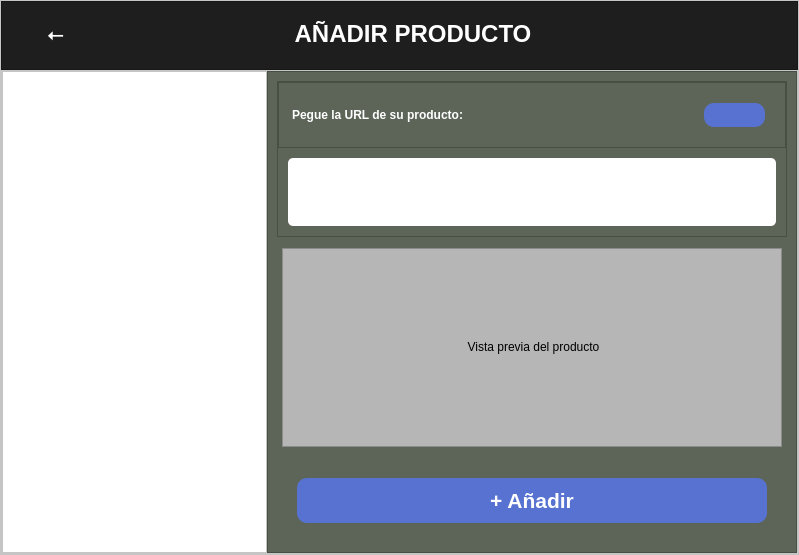
Old version of the form Interfaz/gui/URL.ui in the repository 50DayEmpire/Tracking_Precios.
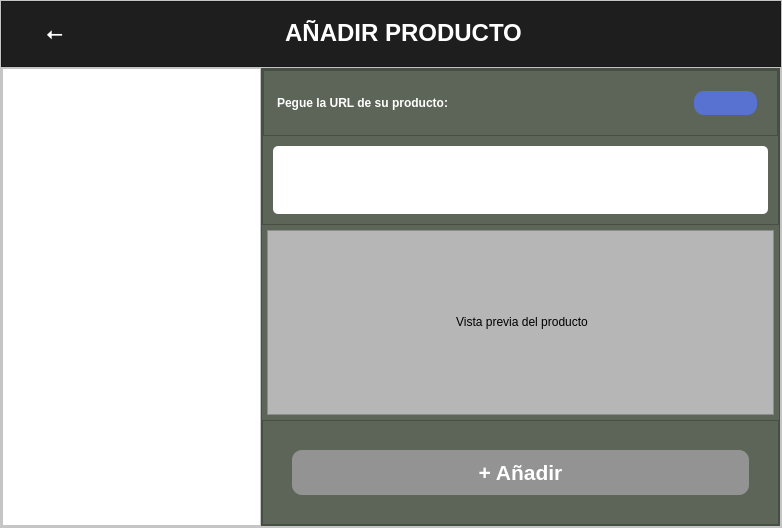
New version of the form. Icons and pictures are not drawn.

Commit message: URL y ag imag

What changed in the file:
```diff
--- a/Interfaz/gui/URL.ui
+++ b/Interfaz/gui/URL.ui
@@ -6,8 +6,8 @@
    <rect>
     <x>0</x>
     <y>0</y>
-    <width>799</width>
-    <height>555</height>
+    <width>782</width>
+    <height>528</height>
    </rect>
   </property>
   <property name="windowTitle">
@@ -89,7 +89,7 @@
             </property>
             <property name="font">
              <font>
-              <pointsize>1</pointsize>
+              <pointsize>-1</pointsize>
               <bold>true</bold>
              </font>
             </property>
@@ -192,7 +192,22 @@
             <property name="frameShadow">
              <enum>QFrame::Raised</enum>
             </property>
-            <layout class="QVBoxLayout" name="verticalLayout" stretch="2,6,0">
+            <layout class="QVBoxLayout" name="verticalLayout_4" stretch="2,7,0">
+             <property name="spacing">
+              <number>0</number>
+             </property>
+             <property name="leftMargin">
+              <number>0</number>
+             </property>
+             <property name="topMargin">
+              <number>0</number>
+             </property>
+             <property name="rightMargin">
+              <number>0</number>
+             </property>
+             <property name="bottomMargin">
+              <number>0</number>
+             </property>
              <item>
               <widget class="QFrame" name="frame_6">
                <property name="frameShape">
@@ -201,7 +216,7 @@
                <property name="frameShadow">
                 <enum>QFrame::Raised</enum>
                </property>
-               <layout class="QVBoxLayout" name="verticalLayout_3" stretch="0,2">
+               <layout class="QVBoxLayout" name="verticalLayout_3" stretch="0,0">
                 <property name="spacing">
                  <number>0</number>
                 </property>
@@ -328,10 +343,16 @@
               </widget>
              </item>
              <item>
+              <widget class="QFrame" name="frame_9">
+               <property name="frameShape">
+                <enum>QFrame::StyledPanel</enum>
+               </property>
+               <property name="frameShadow">
+                <enum>QFrame::Raised</enum>
+               </property>
+               <layout class="QVBoxLayout" name="verticalLayout">
+                <item>
               <widget class="QPushButton" name="btnProducto">
-               <property name="enabled">
-                <bool>false</bool>
-               </property>
                <property name="font">
                 <font>
                  <family>Arial</family>
@@ -343,17 +364,20 @@
                 <cursorShape>PointingHandCursor</cursorShape>
                </property>
                <property name="styleSheet">
-                <string notr="true">	background-color: rgb(87, 114, 209);
-	border-radius: 10px;
-	Color: white;
-	padding: 10px;
-	margin: 20px;
-
+                   <string notr="true">background-color: rgb(147, 147, 147);
+border-radius: 10px;
+color: white;
+padding: 10px;
+margin: 20px;
+cursor: wait; 
 </string>
                </property>
                <property name="text">
                 <string>+ Añadir</string>
                </property>
+                 </widget>
+                </item>
+               </layout>
               </widget>
              </item>
             </layout>
```
Left out of the diff: 4 changed lines with no effect on the pictures. Lines whose indentation alone changed are shown as unchanged. The commit also changes 1 other file.
